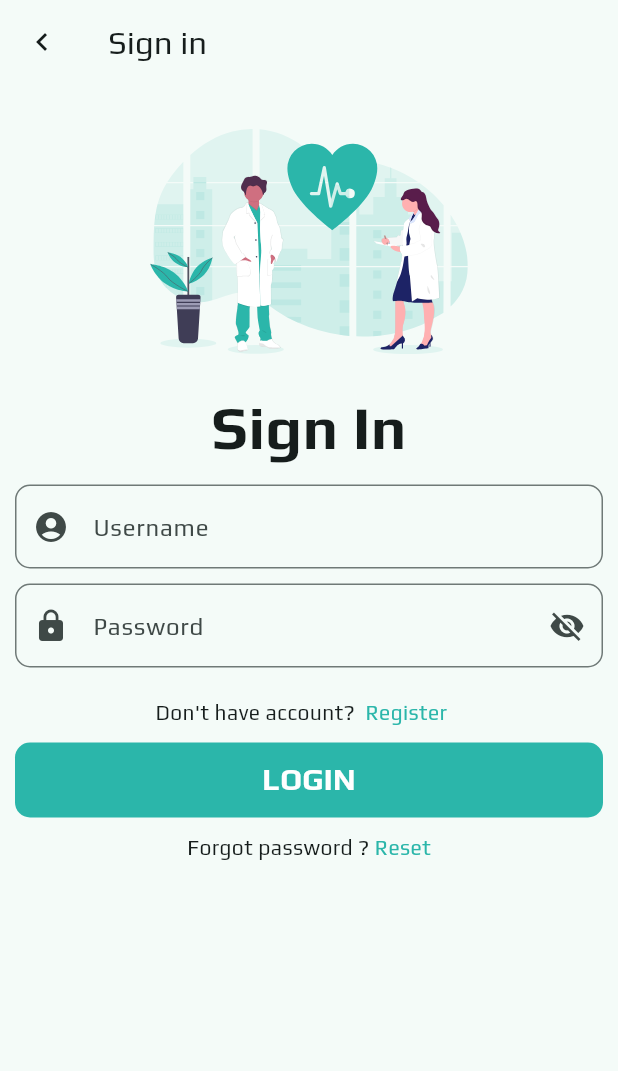
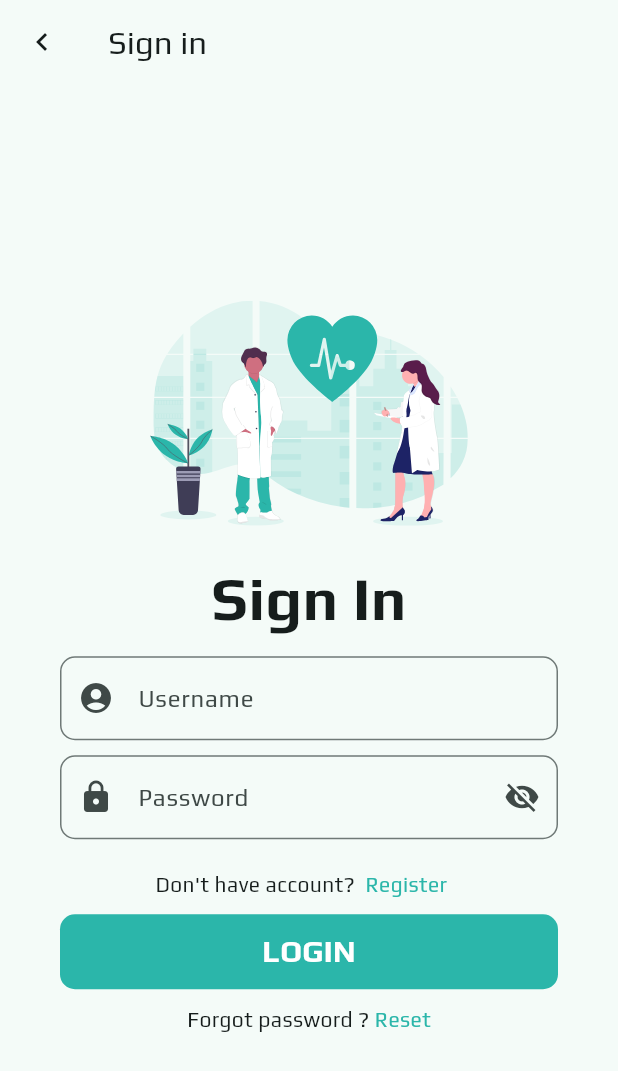
Before and after one commit to palladiumkenya/nishauri_new, a Flutter app: the screen it shows after launch, after a tap on "Login", on a phone screen of 412 x 824 dp. Shown: the top 1071 px of the screen. Run offline on Flutter 3.47's test engine with Material 2 defaults, Android fonts, the phone set to English and light mode, and no system bars; our stand-ins replace flutter_riverpod, flutter_svg, go_router, riverpod_annotation, shared_preferences.

Commit message:
Useed responsive widget in login screen and looks greate

```diff
--- a/lib/src/features/auth/presentation/pages/LoginScreen.dart
+++ b/lib/src/features/auth/presentation/pages/LoginScreen.dart
@@ -3,6 +3,7 @@ import 'package:flutter_riverpod/flutter_riverpod.dart';
 import 'package:flutter_svg/flutter_svg.dart';
 import 'package:go_router/go_router.dart';
 import 'package:nishauri/src/features/auth/data/providers/auth_provider.dart';
+import 'package:nishauri/src/features/auth/presentation/widgets/ResponsiveWidget.dart';
 import 'package:nishauri/src/shared/display/LinkedRichText.dart';
 import 'package:nishauri/src/shared/input/Button.dart';
 import 'package:nishauri/src/shared/input/FormInputTextField.dart';
@@ -27,6 +28,7 @@ class _LoginScreenState extends State<LoginScreen> {
     password.dispose();
     super.dispose();
   }
+
   @override
   Widget build(BuildContext context) {
     return Consumer(
@@ -55,13 +57,16 @@ class _LoginScreenState extends State<LoginScreen> {
               icon: const Icon(Icons.chevron_left),
             ),
           ),
-          body: SafeArea(
-            child: Stack(
-              alignment: Alignment.topCenter,
-              children: [
-                Form(
+          body: ResponsiveWidget(
+            buildPageContent: (BuildContext context, Color? color) => SafeArea(
+              child: Container(
+                padding: const EdgeInsets.all(Constants.SPACING * 3),
+                decoration: BoxDecoration(
+                  color: color,
+                  borderRadius: BorderRadius.circular(Constants.ROUNDNESS),
+                ),
+                child: Form(
                   key: _formKey,
-                  child: SingleChildScrollView(
                   child: Padding(
                     padding: const EdgeInsets.symmetric(
                         horizontal: 10, vertical: 20),
@@ -114,8 +119,7 @@ class _LoginScreenState extends State<LoginScreen> {
                         LinkedRichText(
                           linked: "Don't have account?  ",
                           unlinked: 'Register   ',
-                            onPress: () =>
-                                context.go(RouteNames.REGISTER_SCREEN),
+                          onPress: () => context.go(RouteNames.REGISTER_SCREEN),
                         ),
                         const SizedBox(height: Constants.SPACING),
                         Button(
@@ -136,7 +140,6 @@ class _LoginScreenState extends State<LoginScreen> {
                   ),
                 ),
               ),
-              ],
             ),
           ),
         );
--- a/lib/src/features/auth/presentation/pages/WelcomeScreen.dart
+++ b/lib/src/features/auth/presentation/pages/WelcomeScreen.dart
@@ -13,7 +13,8 @@ class WelcomeScreen extends StatelessWidget {
     final theme = Theme.of(context);
     final screenSize = MediaQuery.of(context).size;
 
-    return ResponsiveWidget(
+    return Scaffold(
+      body: ResponsiveWidget(
         buildPageContent: (BuildContext context, Color? bgCollor) => Container(
           padding: const EdgeInsets.all(Constants.SPACING * 4),
           decoration: BoxDecoration(
@@ -116,6 +117,7 @@ class WelcomeScreen extends StatelessWidget {
             ],
           ),
         ),
+      ),
     );
   }
 }
--- a/lib/src/features/auth/presentation/widgets/ResponsiveWidget.dart
+++ b/lib/src/features/auth/presentation/widgets/ResponsiveWidget.dart
@@ -11,9 +11,7 @@ class ResponsiveWidget extends StatelessWidget {
     final theme = Theme.of(context);
     final screenSize = MediaQuery.of(context).size;
 
-    return Scaffold(
-      body: SafeArea(
-        child: LayoutBuilder(
+    return LayoutBuilder(
       builder: (context, constraint) {
         Color? color;
         if (constraint.maxWidth > Constants.MEDIUM_SCREEN_WIDTH) {
@@ -32,8 +30,6 @@ class ResponsiveWidget extends StatelessWidget {
           ),
         );
       },
-        ),
-      ),
     );
   }
 }
```
Lines whose indentation alone changed are shown as unchanged.
